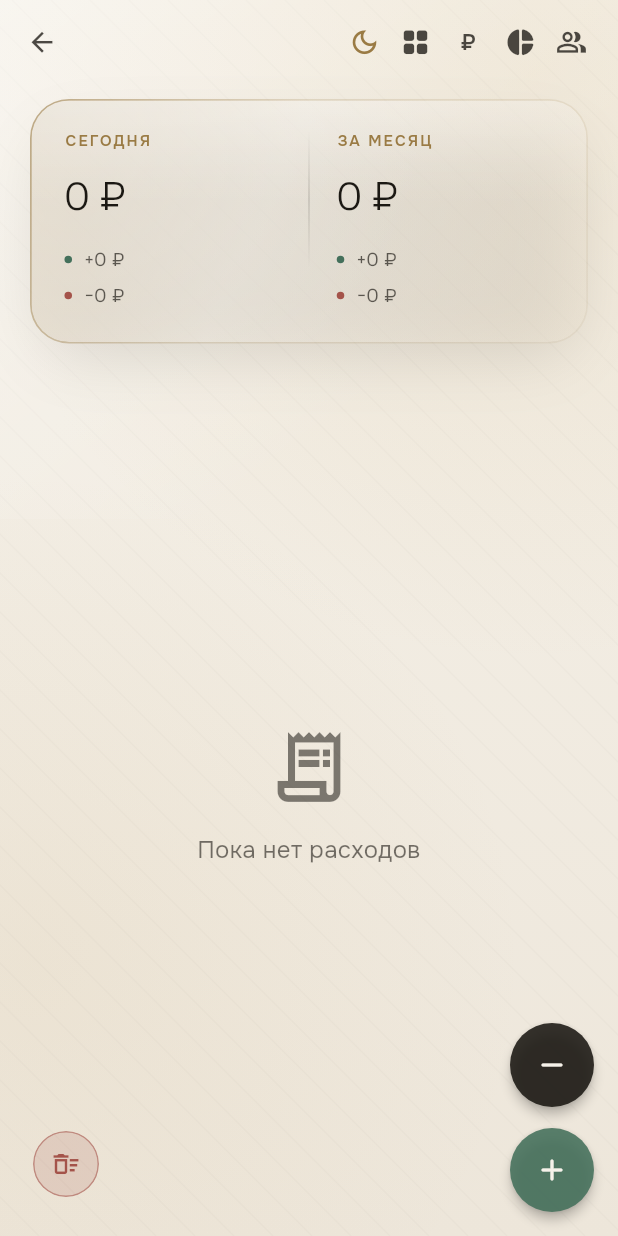
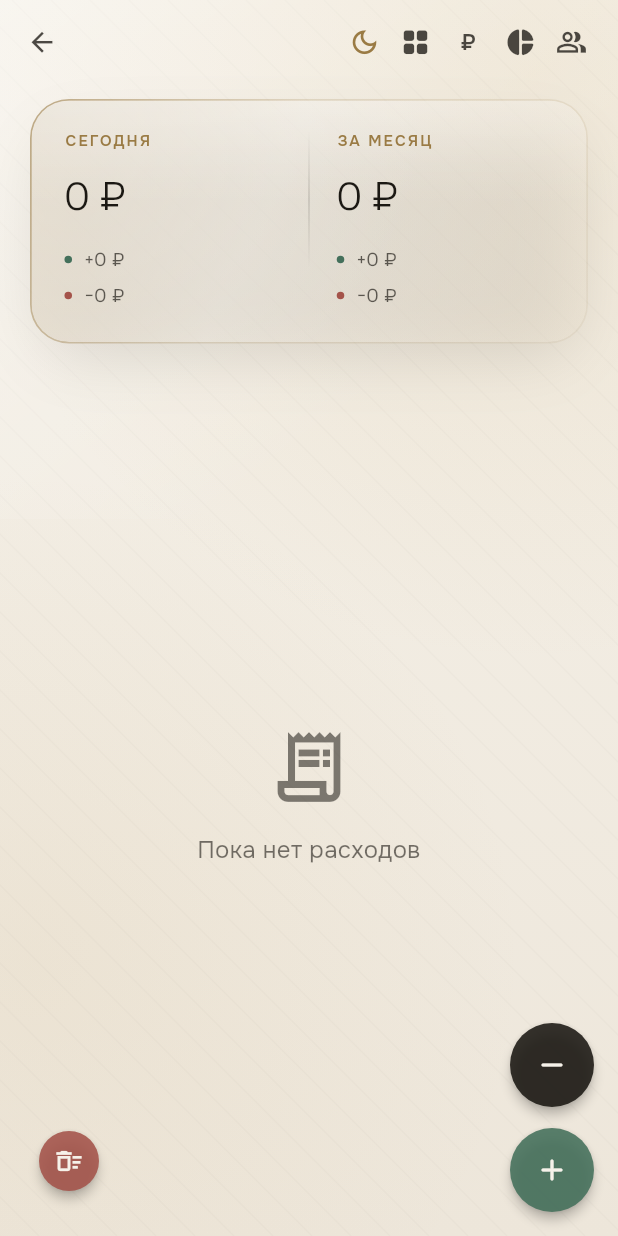
Before and after one commit to baboevazamatkz-create/Project, a Flutter app: the HomeScreen screen opened directly with empty values, on a phone screen of 412 x 824 dp. Run offline on Flutter 3.47's test engine with Material 3 defaults, Android fonts, the phone set to English and light mode, and no system bars; drawn by our look-alikes of showcaseview; our stand-ins replace cloud_firestore, firebase_auth, firebase_core, fl_chart, shared_preferences; accounts and stored records are empty; network calls fail.

Commit message:
Make the clear button one of the three, not a different species (#56)
It was an outlined circle with a tinted wash while the two beside it
were solid discs, so the corner had two visual languages in it. It is a
FloatingActionButton.small now, filled terracotta at the same 0.88
alpha as the other two, with the same light glyph and the same
elevation -- one size down, because it is the button you should reach
for least.

Verified: flutter analyze clean, 166/166 tests. Outside the suite:
rendered all three together in both themes.


Claude-Session: https://claude.ai/code/session_01FGhFt6z7pbN8caMhjQJkXN

Co-authored-by: Claude <noreply@anthropic.com>

```diff
--- a/lib/screens/home_screen.dart
+++ b/lib/screens/home_screen.dart
@@ -504,30 +504,16 @@ class _HomeScreenState extends State<HomeScreen> {
   /// no business sitting a few millimetres from the buttons people press
   /// several times a day.
   Widget _clearButton() {
-    return Tooltip(
-      message: 'Очистить бюджет',
-      child: Material(
-        color: expenseColor(context).withValues(alpha: 0.16),
-        shape: CircleBorder(
-          side: BorderSide(
-            color: expenseColor(context).withValues(alpha: 0.55),
-          ),
-        ),
-        clipBehavior: Clip.antiAlias,
-        child: InkWell(
-          onTap: _confirmClearAll,
-          customBorder: const CircleBorder(),
-          child: SizedBox(
-            width: 44,
-            height: 44,
-            child: Icon(
-              Icons.delete_sweep_outlined,
-              size: 20,
-              color: expenseColor(context),
-            ),
-          ),
-        ),
-      ),
+    // Same button as the two in the opposite corner -- a filled circle at
+    // the same alpha -- just red and a size down, because it is the one
+    // you should reach for least.
+    return FloatingActionButton.small(
+      heroTag: 'clear_budget',
+      backgroundColor: expenseColor(context).withValues(alpha: 0.88),
+      foregroundColor: const Color(0xFFF6F2EA),
+      onPressed: _confirmClearAll,
+      tooltip: 'Очистить бюджет',
+      child: const Icon(Icons.delete_sweep_outlined, size: 20),
     );
   }
 
```
